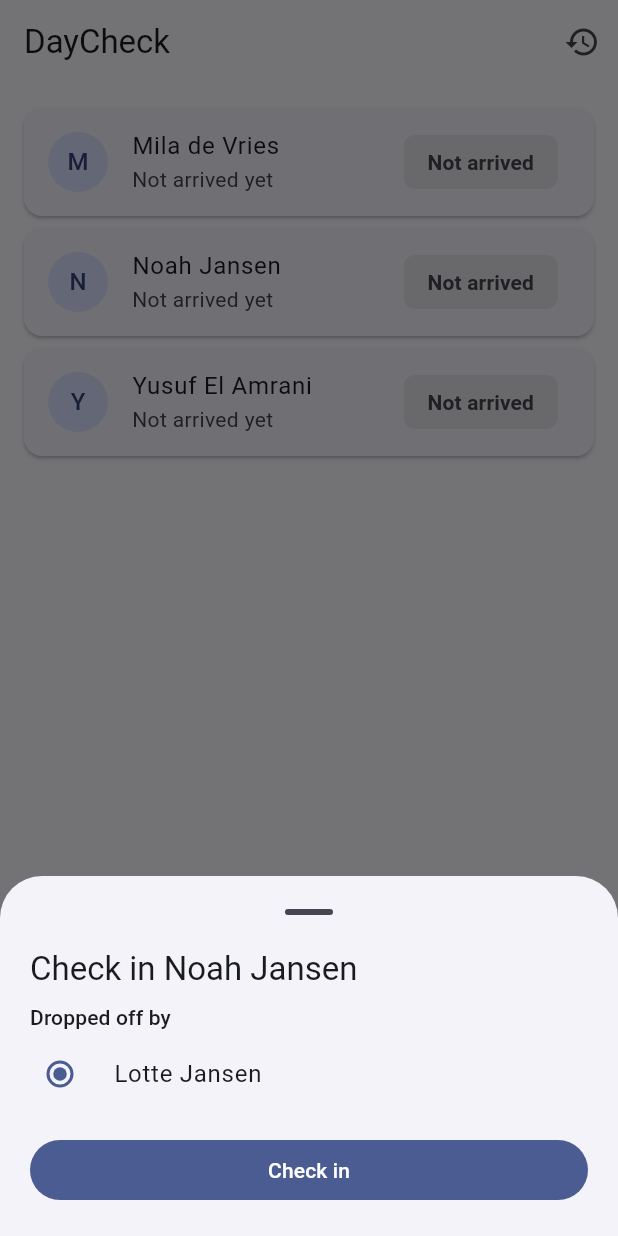
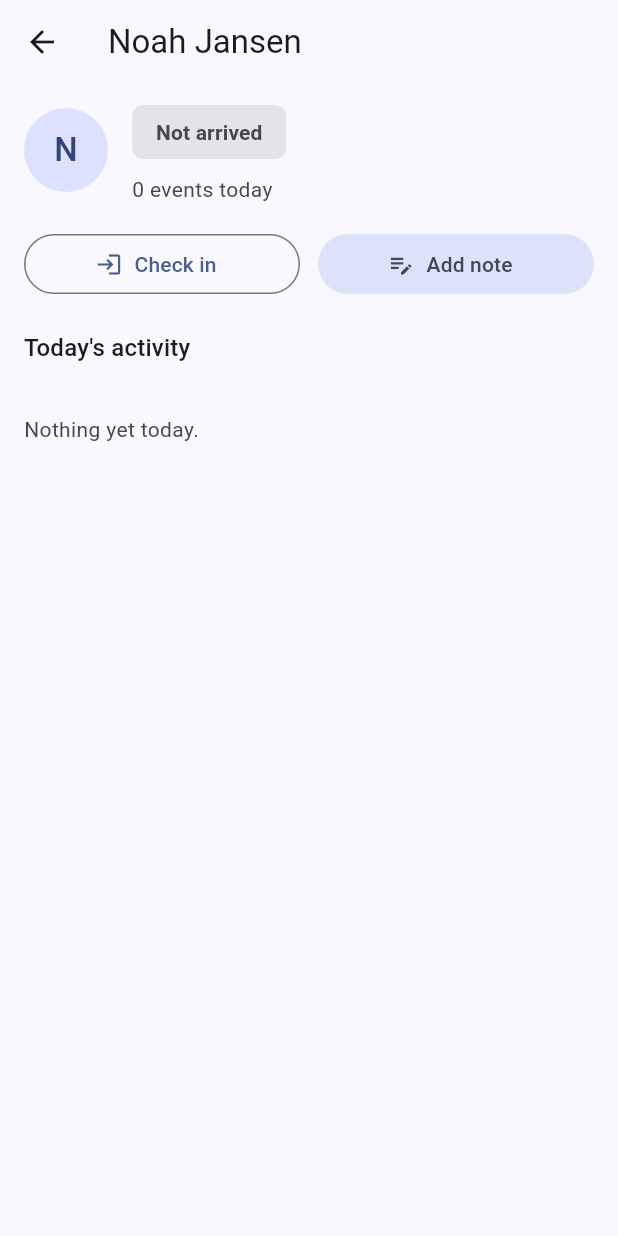
Before and after one commit to adam-bouafia/daycheck, a Flutter app: the screen it shows after launch, after a tap on an icon or button, on a phone screen of 412 x 824 dp. Run offline on Flutter 3.47's test engine with Material 3 defaults, Android fonts, the phone set to English and light mode, and no system bars; our stand-ins replace flutter_riverpod, image_picker, shared_preferences.

Commit message:
feat: activity notes with photos, and a child detail screen
Generalises the event log (was check-in/out only) to a DayEvent with
a third kind, activityNote, carrying free text and an optional
photo copied into the app's own folder. Status derivation now
explicitly excludes activity notes (attendanceFor), so a note never
changes whether a child is marked present.

Adds ChildDetailScreen: status, check-in/out, add-note, and today's
full event feed for one child, with photos shown inline.

Fixes a FutureBuilder-per-rebuild photo lookup by resolving the
photos folder once through a cached FutureProvider instead.

Leave/absence/extra-hours requests (with approve/cancel) are
documented in the README as a deliberately separate pattern, not
built here.

```diff
--- a/lib/features/roster/data/check_event.dart
+++ /dev/null
@@ -1,34 +0,0 @@
-enum CheckKind { checkIn, checkOut }
-
-/// One drop-off or pick-up. The roster's status for a child is always
-/// derived from these events (see [statusFor]), never stored separately,
-/// so the log and the status can never disagree.
-class CheckEvent {
-  const CheckEvent({
-    required this.childId,
-    required this.at,
-    required this.kind,
-    required this.by,
-  });
-
-  final String childId;
-  final DateTime at;
-  final CheckKind kind;
-
-  /// Name of the guardian who dropped off or picked up.
-  final String by;
-
-  Map<String, Object?> toJson() => {
-    'childId': childId,
-    'at': at.toIso8601String(),
-    'kind': kind.name,
-    'by': by,
-  };
-
-  factory CheckEvent.fromJson(Map<String, dynamic> json) => CheckEvent(
-    childId: json['childId'] as String,
-    at: DateTime.parse(json['at'] as String),
-    kind: CheckKind.values.byName(json['kind'] as String),
-    by: json['by'] as String,
-  );
-}
--- a/lib/features/roster/data/day_status.dart
+++ b/lib/features/roster/data/day_status.dart
@@ -1,21 +1,29 @@
-import 'package:daycheck/features/roster/data/check_event.dart';
+import 'package:daycheck/features/roster/data/day_event.dart';
 
 enum DayStatus { notArrived, present, departed }
 
 /// A child's events for today, newest first.
-List<CheckEvent> eventsFor(String childId, List<CheckEvent> events) {
+List<DayEvent> eventsFor(String childId, List<DayEvent> events) {
   final todays = events.where((e) => e.childId == childId).toList()
     ..sort((a, b) => b.at.compareTo(a.at));
   return todays;
 }
 
-/// Derives a child's current status from their events: present after the
-/// most recent check-in, departed after the most recent check-out, and
-/// not arrived when there are no events at all today.
-DayStatus statusFor(String childId, List<CheckEvent> events) {
-  final todays = eventsFor(childId, events);
-  if (todays.isEmpty) return DayStatus.notArrived;
-  return todays.first.kind == CheckKind.checkIn
+/// Only the check-in/check-out events, newest first; activity notes don't
+/// change whether a child is present.
+List<DayEvent> attendanceFor(String childId, List<DayEvent> events) =>
+    eventsFor(
+      childId,
+      events,
+    ).where((e) => e.kind != EventKind.activityNote).toList();
+
+/// Derives a child's current status from their check-in/out events:
+/// present after the most recent check-in, departed after the most
+/// recent check-out, and not arrived when there are none today.
+DayStatus statusFor(String childId, List<DayEvent> events) {
+  final attendance = attendanceFor(childId, events);
+  if (attendance.isEmpty) return DayStatus.notArrived;
+  return attendance.first.kind == EventKind.checkIn
       ? DayStatus.present
       : DayStatus.departed;
 }
--- /dev/null
+++ b/lib/features/roster/presentation/child_detail_screen.dart
@@ -0,0 +1,169 @@
+import 'dart:io';
+
+import 'package:daycheck/features/roster/data/child.dart';
+import 'package:daycheck/features/roster/data/day_event.dart';
+import 'package:daycheck/features/roster/data/day_status.dart';
+import 'package:daycheck/features/roster/presentation/roster_viewmodel.dart';
+import 'package:daycheck/features/roster/presentation/widgets/add_note_sheet.dart';
+import 'package:daycheck/features/roster/presentation/widgets/check_sheet.dart';
+import 'package:flutter/material.dart';
+import 'package:flutter_riverpod/flutter_riverpod.dart';
+
+/// One child's full day: status, check-in/out, and the activity feed
+/// (notes and photos) shared by staff.
+class ChildDetailScreen extends ConsumerWidget {
+  const ChildDetailScreen({super.key, required this.child});
+
+  final Child child;
+
+  @override
+  Widget build(BuildContext context, WidgetRef ref) {
+    final state = ref.watch(rosterViewModelProvider);
+    final status = state.statusOf(child.id);
+    final events = state.eventsOf(child.id);
+    final scheme = Theme.of(context).colorScheme;
+    final (label, color) = switch (status) {
+      DayStatus.notArrived => ('Not arrived', scheme.onSurfaceVariant),
+      DayStatus.present => ('Present', scheme.primary),
+      DayStatus.departed => ('Departed', scheme.tertiary),
+    };
+    return Scaffold(
+      appBar: AppBar(title: Text(child.name)),
+      body: ListView(
+        padding: const EdgeInsets.fromLTRB(16, 8, 16, 96),
+        children: [
+          Row(
+            children: [
+              CircleAvatar(
+                radius: 28,
+                child: Text(
+                  child.name.characters.first,
+                  style: const TextStyle(fontSize: 22),
+                ),
+              ),
+              const SizedBox(width: 16),
+              Expanded(
+                child: Column(
+                  crossAxisAlignment: CrossAxisAlignment.start,
+                  children: [
+                    Chip(
+                      label: Text(label),
+                      backgroundColor: color.withValues(alpha: 0.12),
+                      labelStyle: TextStyle(
+                        color: color,
+                        fontWeight: FontWeight.w600,
+                      ),
+                      side: BorderSide.none,
+                    ),
+                    const SizedBox(height: 4),
+                    Text(
+                      '${events.length} ${events.length == 1 ? 'event' : 'events'} today',
+                      style: TextStyle(color: scheme.onSurfaceVariant),
+                    ),
+                  ],
+                ),
+              ),
+            ],
+          ),
+          const SizedBox(height: 16),
+          Row(
+            children: [
+              Expanded(
+                child: OutlinedButton.icon(
+                  onPressed: () => openCheckSheet(context, child, status),
+                  icon: Icon(
+                    status == DayStatus.present ? Icons.logout : Icons.login,
+                  ),
+                  label: Text(
+                    status == DayStatus.present ? 'Check out' : 'Check in',
+                  ),
+                ),
+              ),
+              const SizedBox(width: 12),
+              Expanded(
+                child: FilledButton.tonalIcon(
+                  onPressed: () => openAddNoteSheet(context, child.id),
+                  icon: const Icon(Icons.edit_note),
+                  label: const Text('Add note'),
+                ),
+              ),
+            ],
+          ),
+          const SizedBox(height: 20),
+          Text(
+            "Today's activity",
+            style: Theme.of(context).textTheme.titleMedium,
+          ),
+          const SizedBox(height: 8),
+          if (events.isEmpty)
+            Padding(
+              padding: const EdgeInsets.symmetric(vertical: 24),
+              child: Text(
+                'Nothing yet today.',
+                style: TextStyle(color: scheme.onSurfaceVariant),
+              ),
+            )
+          else
+            for (final event in events) _EventTile(event: event),
+        ],
+      ),
+    );
+  }
+}
+
+class _EventTile extends StatelessWidget {
+  const _EventTile({required this.event});
+
+  final DayEvent event;
+
+  @override
+  Widget build(BuildContext context) {
+    final time = TimeOfDay.fromDateTime(event.at);
+    final clock =
+        '${time.hour.toString().padLeft(2, '0')}:${time.minute.toString().padLeft(2, '0')}';
+    final (icon, title) = switch (event.kind) {
+      EventKind.checkIn => (Icons.login, 'Checked in by ${event.by}'),
+      EventKind.checkOut => (Icons.logout, 'Checked out by ${event.by}'),
+      EventKind.activityNote => (Icons.edit_note, 'Note by ${event.by}'),
+    };
+    final photoName = event.photoName;
+    return Card(
+      child: Padding(
+        padding: const EdgeInsets.all(12),
+        child: Column(
+          crossAxisAlignment: CrossAxisAlignment.start,
+          children: [
+            ListTile(
+              contentPadding: EdgeInsets.zero,
+              leading: Icon(icon),
+              title: Text(title),
+              subtitle: event.note == null ? null : Text(event.note!),
+              trailing: Text(clock),
+            ),
+            if (photoName != null) _EventPhoto(name: photoName),
+          ],
+        ),
+      ),
+    );
+  }
+}
+
+class _EventPhoto extends ConsumerWidget {
+  const _EventPhoto({required this.name});
+
+  final String name;
+
+  @override
+  Widget build(BuildContext context, WidgetRef ref) {
+    final folder = ref.watch(photosFolderProvider).value;
+    if (folder == null) return const SizedBox.shrink();
+    return ClipRRect(
+      borderRadius: BorderRadius.circular(10),
+      child: Image.file(
+        File('${folder.path}/$name'),
+        height: 140,
+        fit: BoxFit.cover,
+      ),
+    );
+  }
+}
--- a/lib/features/roster/presentation/roster_screen.dart
+++ b/lib/features/roster/presentation/roster_screen.dart
@@ -1,6 +1,7 @@
+import 'package:daycheck/features/roster/data/day_event.dart';
+import 'package:daycheck/features/roster/presentation/child_detail_screen.dart';
 import 'package:daycheck/features/roster/presentation/daily_log_screen.dart';
 import 'package:daycheck/features/roster/presentation/roster_viewmodel.dart';
-import 'package:daycheck/features/roster/presentation/widgets/check_sheet.dart';
 import 'package:daycheck/features/roster/presentation/widgets/child_tile.dart';
 import 'package:flutter/material.dart';
 import 'package:flutter_riverpod/flutter_riverpod.dart';
@@ -34,11 +35,16 @@ class RosterScreen extends ConsumerWidget {
                   ChildTile(
                     child: child,
                     status: state.statusOf(child.id),
-                    lastEvent: state.eventsOf(child.id).firstOrNull,
-                    onTap: () => openCheckSheet(
+                    lastAttendance: state.attendanceOf(child.id).firstOrNull,
+                    noteCount: state
+                        .eventsOf(child.id)
+                        .where((e) => e.kind == EventKind.activityNote)
+                        .length,
+                    onTap: () => Navigator.push(
                       context,
-                      child,
-                      state.statusOf(child.id),
+                      MaterialPageRoute(
+                        builder: (_) => ChildDetailScreen(child: child),
+                      ),
                     ),
                   ),
               ],
--- a/lib/features/roster/presentation/widgets/child_tile.dart
+++ b/lib/features/roster/presentation/widgets/child_tile.dart
@@ -1,5 +1,5 @@
-import 'package:daycheck/features/roster/data/check_event.dart';
 import 'package:daycheck/features/roster/data/child.dart';
+import 'package:daycheck/features/roster/data/day_event.dart';
 import 'package:daycheck/features/roster/data/day_status.dart';
 import 'package:flutter/material.dart';
 
@@ -8,17 +8,21 @@ class ChildTile extends StatelessWidget {
     super.key,
     required this.child,
     required this.status,
-    required this.lastEvent,
+    required this.lastAttendance,
+    required this.noteCount,
     required this.onTap,
   });
 
   final Child child;
   final DayStatus status;
-  final CheckEvent? lastEvent;
+
+  /// The most recent check-in/out event, if any.
+  final DayEvent? lastAttendance;
+  final int noteCount;
   final VoidCallback onTap;
 
   String get _subtitle {
-    final event = lastEvent;
+    final event = lastAttendance;
     if (event == null) return 'Not arrived yet';
     final time = TimeOfDay.fromDateTime(event.at).format24();
     return switch (status) {
@@ -41,7 +45,11 @@ class ChildTile extends StatelessWidget {
         onTap: onTap,
         leading: CircleAvatar(child: Text(child.name.characters.first)),
         title: Text(child.name),
-        subtitle: Text(_subtitle),
+        subtitle: Text(
+          noteCount == 0
+              ? _subtitle
+              : '$_subtitle · $noteCount ${noteCount == 1 ? 'note' : 'notes'} today',
+        ),
         trailing: Chip(
           label: Text(label),
           backgroundColor: color.withValues(alpha: 0.12),
--- a/pubspec.yaml
+++ b/pubspec.yaml
@@ -37,6 +37,8 @@ dependencies:
   flutter_riverpod: ^3.5.0
   riverpod: ^3.5.0
   shared_preferences: ^2.5.6
+  image_picker: ^1.2.4
+  path_provider: ^2.1.6
 
 dev_dependencies:
   flutter_test:
```
Also changed, not shown: lib/features/roster/data/day_event.dart (added, +48 -0 lines), lib/features/roster/data/roster_repository.dart (+32 -8 lines), lib/features/roster/presentation/daily_log_screen.dart (+9 -7 lines), lib/features/roster/presentation/roster_viewmodel.dart (+55 -15 lines), lib/features/roster/presentation/widgets/add_note_sheet.dart (added, +97 -0 lines), pubspec.lock, 11 other files.
